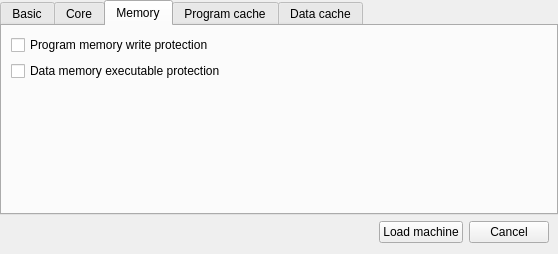
First picture: the form in qtmips_gui/NewDialog.ui, repository cvut/qtrvsim, before the edit.
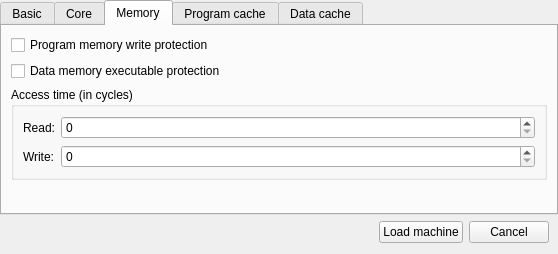
Second picture: the form after the edit. The open tabs and pages were chosen to show the change.

What changed in the file:
```diff
--- a/qtmips_gui/NewDialog.ui
+++ b/qtmips_gui/NewDialog.ui
@@ -197,6 +197,35 @@
          </property>
         </widget>
        </item>
+       <item>
+        <widget class="QGroupBox" name="groupBox">
+         <property name="title">
+          <string>Access time (in cycles)</string>
+         </property>
+         <layout class="QFormLayout" name="formLayout">
+          <item row="0" column="0">
+           <widget class="QLabel" name="label_2">
+            <property name="text">
+             <string>Read:</string>
+            </property>
+           </widget>
+          </item>
+          <item row="0" column="1">
+           <widget class="QSpinBox" name="mem_time_read"/>
+          </item>
+          <item row="1" column="0">
+           <widget class="QLabel" name="label_3">
+            <property name="text">
+             <string>Write:</string>
+            </property>
+           </widget>
+          </item>
+          <item row="1" column="1">
+           <widget class="QSpinBox" name="mem_time_write"/>
+          </item>
+         </layout>
+        </widget>
+       </item>
        <item>
         <spacer name="verticalSpacer_2">
          <property name="orientation">
```
Left out of the diff: 2 changed lines with no effect on the pictures.
